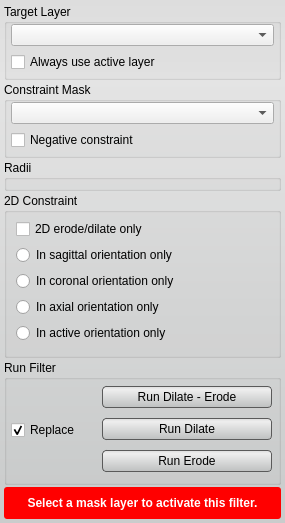
This is src/Interface/ToolInterface/BinaryIterativeDilateErodeFilterInterface.ui in jessdtate/Seg3D as Qt 5 draws it before an edit. The edited form follows.
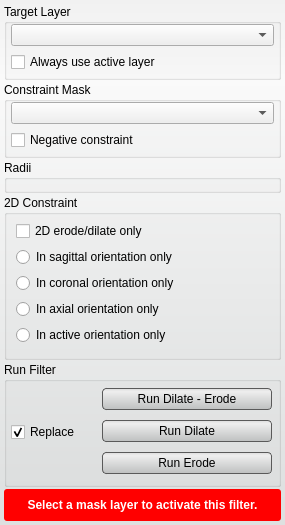
This is the edited form. Custom widgets are drawn as their Qt base class.

The edit to the form file:
```diff
--- a/src/Interface/ToolInterface/BinaryIterativeDilateErodeFilterInterface.ui
+++ b/src/Interface/ToolInterface/BinaryIterativeDilateErodeFilterInterface.ui
@@ -7,7 +7,7 @@
     <x>0</x>
     <y>0</y>
     <width>285</width>
-    <height>506</height>
+    <height>510</height>
    </rect>
   </property>
   <property name="sizePolicy">
@@ -22,7 +22,7 @@
   <property name="styleSheet">
    <string notr="true">QWidget#BinaryIterativeDilateErodeFilterInterface{
 	border-radius: 3px;
-	background-color: qlineargradient(spread:pad, x1:0.5, y1:0, x2:0.5, y2:0.960227, stop:0 rgba(221, 221, 221, 255), stop:0.155779 rgba(228, 228, 228, 255), stop:1 rgba(202, 204, 204, 255));      
+	background-color: qlineargradient(spread:pad, x1:0.5, y1:0, x2:0.5, y2:0.960227, stop:0 rgba(241, 241, 241, 255), stop:0.155779 rgba(250, 250, 250, 255), stop:1 rgba(222, 224, 224, 255));      
 }
 
 
@@ -221,7 +221,7 @@
      </property>
      <layout class="QVBoxLayout" name="verticalLayout_5">
       <property name="spacing">
-       <number>0</number>
+       <number>4</number>
       </property>
       <property name="leftMargin">
        <number>4</number>
```
